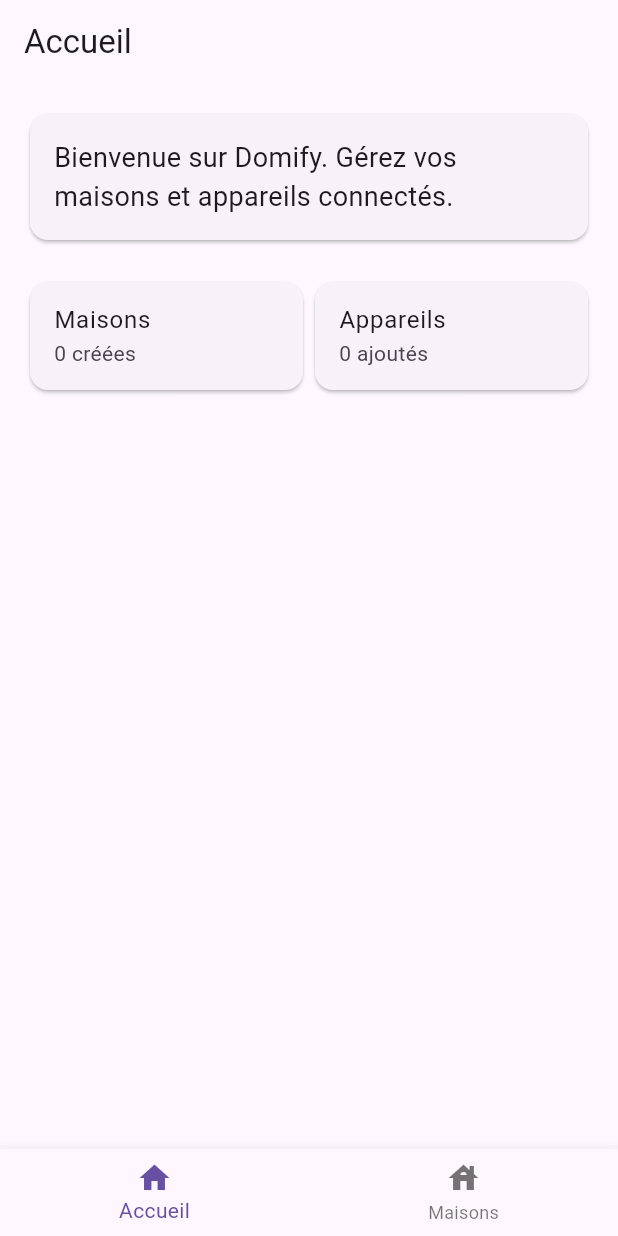
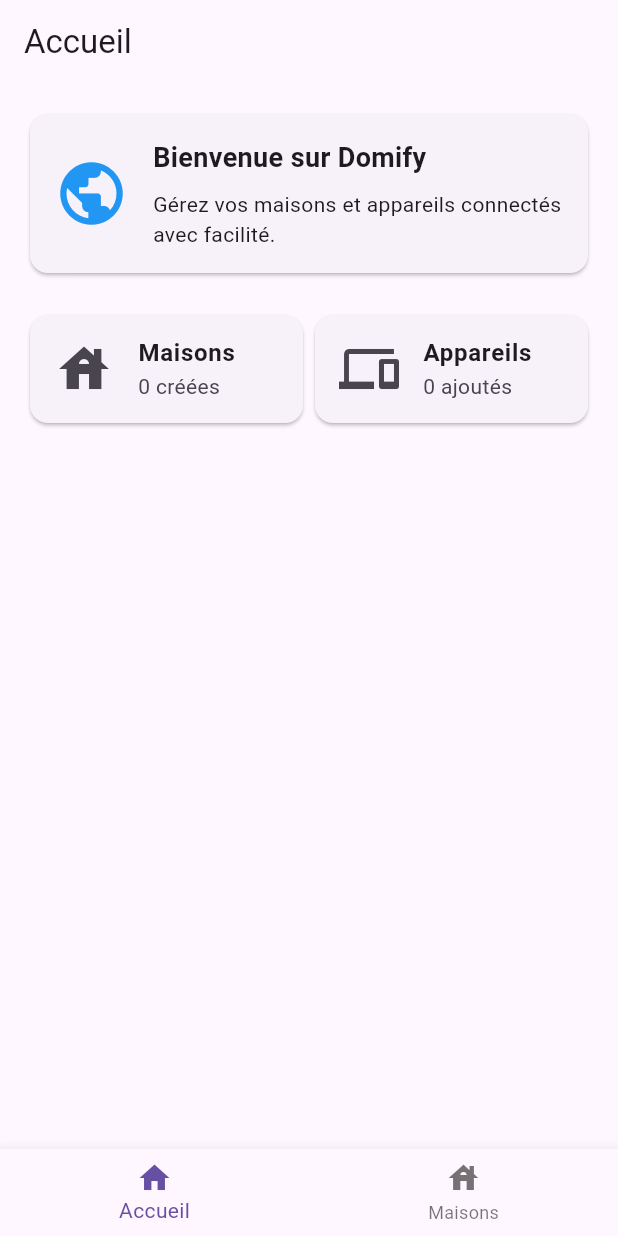
Before and after one commit to gaudesp/domify, a Flutter app: the screen it shows after launch, on a phone screen of 412 x 824 dp. Run offline on Flutter 3.47's test engine with Material 3 defaults, Android fonts, the phone set to English and light mode, and no system bars; our stand-ins replace hive, hive_flutter; accounts and stored records are empty.

Commit message:
:recycle: Code refactoring

```diff
--- a/lib/main.dart
+++ b/lib/main.dart
@@ -4,9 +4,6 @@
 import 'models/house.dart';
 import 'models/device.dart';
 import 'screens/home_screen.dart';
-import 'screens/houses_screen.dart';
-import 'screens/add_house_screen.dart';
-import 'screens/add_device_screen.dart';
 
 void main() async {
   WidgetsFlutterBinding.ensureInitialized();
@@ -27,54 +24,7 @@
     return MaterialApp(
       title: 'Domify',
       theme: ThemeData(primarySwatch: Colors.blue),
-      home: const MainScreen(),
+      home: const HomeScreen(),
     );
   }
 }
-
-class MainScreen extends StatefulWidget {
-  const MainScreen({Key? key}) : super(key: key);
-
-  @override
-  _MainScreenState createState() => _MainScreenState();
-}
-
-class _MainScreenState extends State<MainScreen> {
-  int _selectedIndex = 0;
-  final GlobalKey<NavigatorState> _navigatorKey = GlobalKey<NavigatorState>();
-
-  static final List<Widget> _screens = [
-    const HomeScreen(),
-    const HousesScreen(),
-  ];
-
-  void _onItemTapped(int index) {
-    setState(() {
-      _selectedIndex = index;
-    });
-    _navigatorKey.currentState?.pushAndRemoveUntil(
-      MaterialPageRoute(builder: (context) => _screens[index]),
-      (route) => false,
-    );
-  }
-
-  @override
-  Widget build(BuildContext context) {
-    return Scaffold(
-      body: Navigator(
-        key: _navigatorKey,
-        onGenerateRoute: (settings) {
-          return MaterialPageRoute(builder: (_) => _screens[_selectedIndex]);
-        },
-      ),
-      bottomNavigationBar: BottomNavigationBar(
-        items: const [
-          BottomNavigationBarItem(icon: Icon(Icons.home), label: 'Accueil'),
-          BottomNavigationBarItem(icon: Icon(Icons.house), label: 'Maisons'),
-        ],
-        currentIndex: _selectedIndex,
-        onTap: _onItemTapped,
-      ),
-    );
-  }
-}
--- a/lib/screens/home_screen.dart
+++ b/lib/screens/home_screen.dart
@@ -1,7 +1,9 @@
-// lib/screens/home_screen.dart
 import 'package:flutter/material.dart';
 import 'package:hive/hive.dart';
-import '../models/house.dart';
+import 'package:domify/models/house.dart';
+import 'package:domify/widgets/navigation/navbar.dart';
+import 'package:domify/widgets/cards/summary.dart';
+import 'package:domify/widgets/cards/welcome.dart';
 
 class HomeScreen extends StatelessWidget {
   const HomeScreen({Key? key}) : super(key: key);
@@ -16,39 +18,18 @@
 
     return Scaffold(
       appBar: AppBar(title: const Text('Accueil')),
+      bottomNavigationBar: const NavigationBarWidget(selectedIndex: 0),
       body: Padding(
         padding: const EdgeInsets.all(16.0),
         child: Column(
           crossAxisAlignment: CrossAxisAlignment.start,
           children: [
-            const Card(
-              child: Padding(
-                padding: EdgeInsets.all(16.0),
-                child: Text(
-                  'Bienvenue sur Domify. Gérez vos maisons et appareils connectés.',
-                  style: TextStyle(fontSize: 18),
-                ),
-              ),
-            ),
+            const WelcomeCard(),  // Remplacer l'ancienne card par WelcomeCard
             const SizedBox(height: 20),
             Row(
               children: [
-                Expanded(
-                  child: Card(
-                    child: ListTile(
-                      title: const Text('Maisons'),
-                      subtitle: Text('$totalHouses créées'),
-                    ),
-                  ),
-                ),
-                Expanded(
-                  child: Card(
-                    child: ListTile(
-                      title: const Text('Appareils'),
-                      subtitle: Text('$totalDevices ajoutés'),
-                    ),
-                  ),
-                ),
+                SummaryCard(title: 'Maisons', value: '$totalHouses créées', icon: Icons.house),
+                SummaryCard(title: 'Appareils', value: '$totalDevices ajoutés', icon: Icons.devices),
               ],
             ),
           ],
--- /dev/null
+++ b/lib/widgets/cards/summary.dart
@@ -0,0 +1,28 @@
+// 📂 lib/widgets/summary_card.dart
+import 'package:flutter/material.dart';
+
+class SummaryCard extends StatelessWidget {
+  final String title;
+  final String value;
+  final IconData icon;
+
+  const SummaryCard({
+    Key? key,
+    required this.title,
+    required this.value,
+    required this.icon,
+  }) : super(key: key);
+
+  @override
+  Widget build(BuildContext context) {
+    return Expanded(
+      child: Card(
+        child: ListTile(
+          leading: Icon(icon, size: 40),
+          title: Text(title, style: const TextStyle(fontWeight: FontWeight.bold)),
+          subtitle: Text(value),
+        ),
+      ),
+    );
+  }
+}
--- /dev/null
+++ b/lib/widgets/cards/welcome.dart
@@ -0,0 +1,47 @@
+import 'package:flutter/material.dart';
+
+class WelcomeCard extends StatelessWidget {
+  const WelcomeCard({Key? key}) : super(key: key);
+
+  @override
+  Widget build(BuildContext context) {
+    return Card(
+      shape: RoundedRectangleBorder(
+        borderRadius: BorderRadius.circular(12),
+      ),
+      child: Padding(
+        padding: const EdgeInsets.all(16.0),
+        child: Row(
+          crossAxisAlignment: CrossAxisAlignment.center,
+          children: [
+            Icon(
+              Icons.public,
+              size: 50,
+              color: Colors.blue,
+            ),
+            const SizedBox(width: 16),
+            Expanded(
+              child: Column(
+                crossAxisAlignment: CrossAxisAlignment.start,
+                children: const [
+                  Text(
+                    'Bienvenue sur Domify',
+                    style: TextStyle(
+                      fontSize: 18,
+                      fontWeight: FontWeight.bold,
+                    ),
+                  ),
+                  SizedBox(height: 8),
+                  Text(
+                    'Gérez vos maisons et appareils connectés avec facilité.',
+                    style: TextStyle(fontSize: 14),
+                  ),
+                ],
+              ),
+            ),
+          ],
+        ),
+      ),
+    );
+  }
+}
--- /dev/null
+++ b/lib/widgets/navigation/navbar.dart
@@ -0,0 +1,31 @@
+// lib/widgets/navigation_bar.dart
+import 'package:flutter/material.dart';
+import 'package:domify/screens/home_screen.dart';
+import 'package:domify/screens/houses_screen.dart';
+
+class NavigationBarWidget extends StatelessWidget {
+  final int selectedIndex;
+
+  const NavigationBarWidget({Key? key, required this.selectedIndex}) : super(key: key);
+
+  void _onItemTapped(BuildContext context, int index) {
+    if (index != selectedIndex) {
+      Widget nextScreen = index == 0 ? const HomeScreen() : const HousesScreen();
+      Navigator.of(context).pushReplacement(
+        MaterialPageRoute(builder: (context) => nextScreen),
+      );
+    }
+  }
+
+  @override
+  Widget build(BuildContext context) {
+    return BottomNavigationBar(
+      items: const [
+        BottomNavigationBarItem(icon: Icon(Icons.home), label: 'Accueil'),
+        BottomNavigationBarItem(icon: Icon(Icons.house), label: 'Maisons'),
+      ],
+      currentIndex: selectedIndex,
+      onTap: (index) => _onItemTapped(context, index),
+    );
+  }
+}
```
Also changed, not shown: lib/screens/add_device_screen.dart (+6 -3 lines), lib/screens/add_house_screen.dart (+12 -4 lines), lib/screens/devices_screen.dart (+8 -7 lines), lib/screens/houses_screen.dart (+8 -17 lines), lib/widgets/buttons/add_button.dart (added, +17 -0 lines), lib/widgets/forms/custom_text_field.dart (added, +30 -0 lines), lib/widgets/indicators/loading.dart (added, +11 -0 lines), lib/widgets/tiles/device_tile.dart (added, +22 -0 lines), lib/widgets/tiles/house_tile.dart (added, +27 -0 lines), lib/widgets/custom_button.dart (deleted), lib/widgets/device_tile.dart (deleted), lib/widgets/house_list.dart (deleted), 1 other file.
